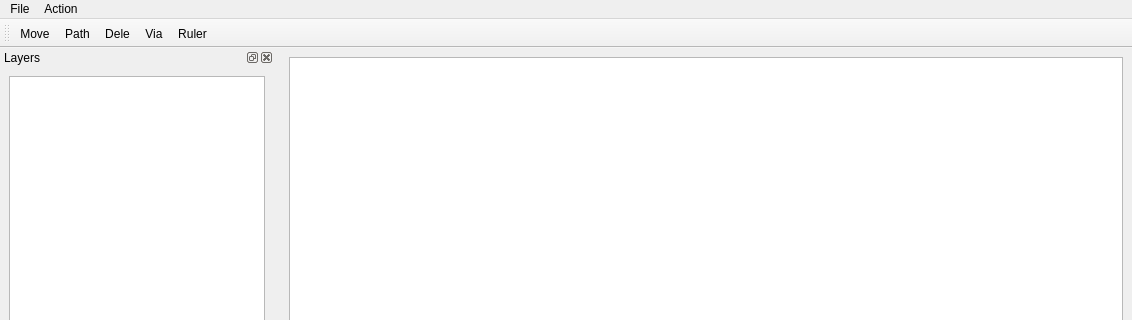
This is src/layout/layout_ui.ui in xiaoxiaoyupku1/litesage as Qt 5 draws it before an edit; both pictures show x 0 to 1132 and y 0 to 320 of the 1132 by 834 pixel window. The edited form follows.
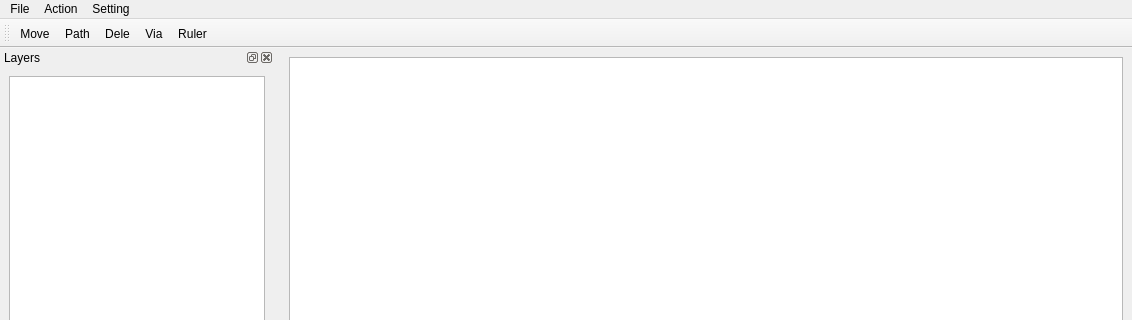
This is the edited form. Icons and pictures are not drawn.

What changed in the file:
```diff
--- a/src/layout/layout_ui.ui
+++ b/src/layout/layout_ui.ui
@@ -133,8 +133,15 @@
     <addaction name="actionVia"/>
     <addaction name="actionRuler"/>
    </widget>
+   <widget class="QMenu" name="menuSetting">
+    <property name="title">
+     <string>Setting</string>
+    </property>
+    <addaction name="actionFontSize"/>
+   </widget>
    <addaction name="menu_2"/>
    <addaction name="menuAction"/>
+   <addaction name="menuSetting"/>
   </widget>
   <widget class="QDockWidget" name="Windowlayer">
    <property name="sizePolicy">
```
Left out of the diff: 5 changed lines with no effect on the pictures.
